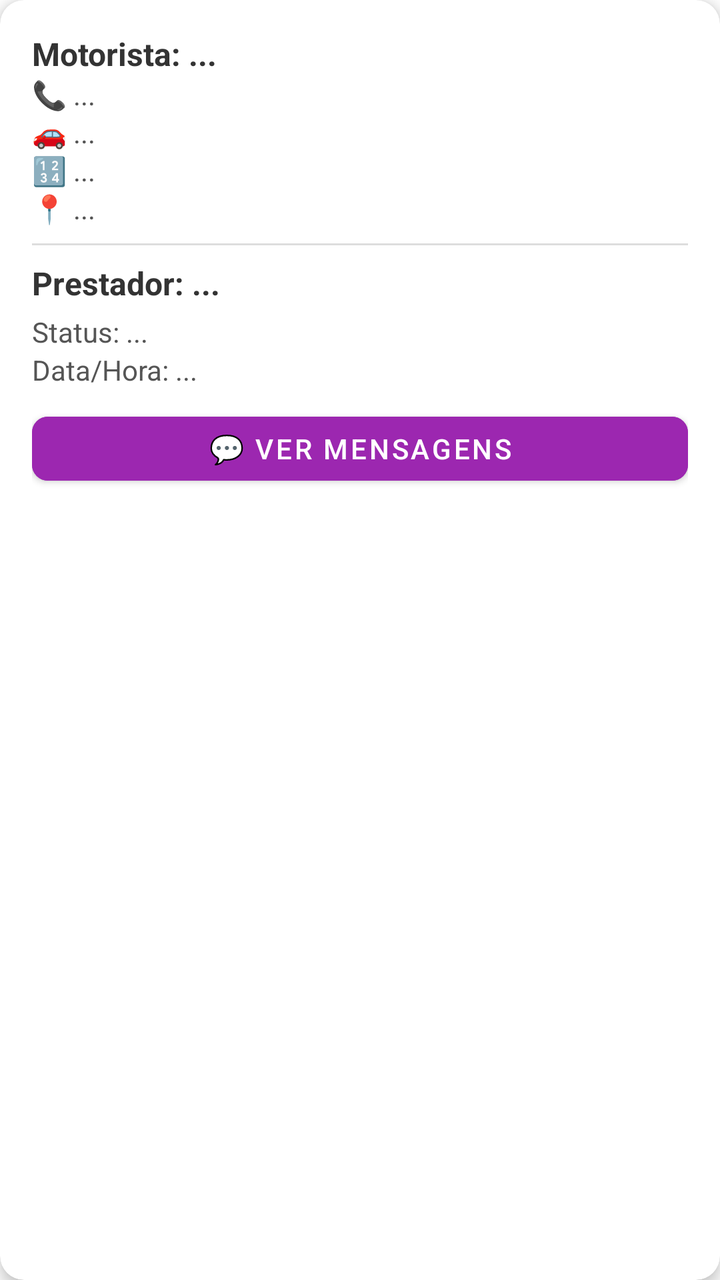
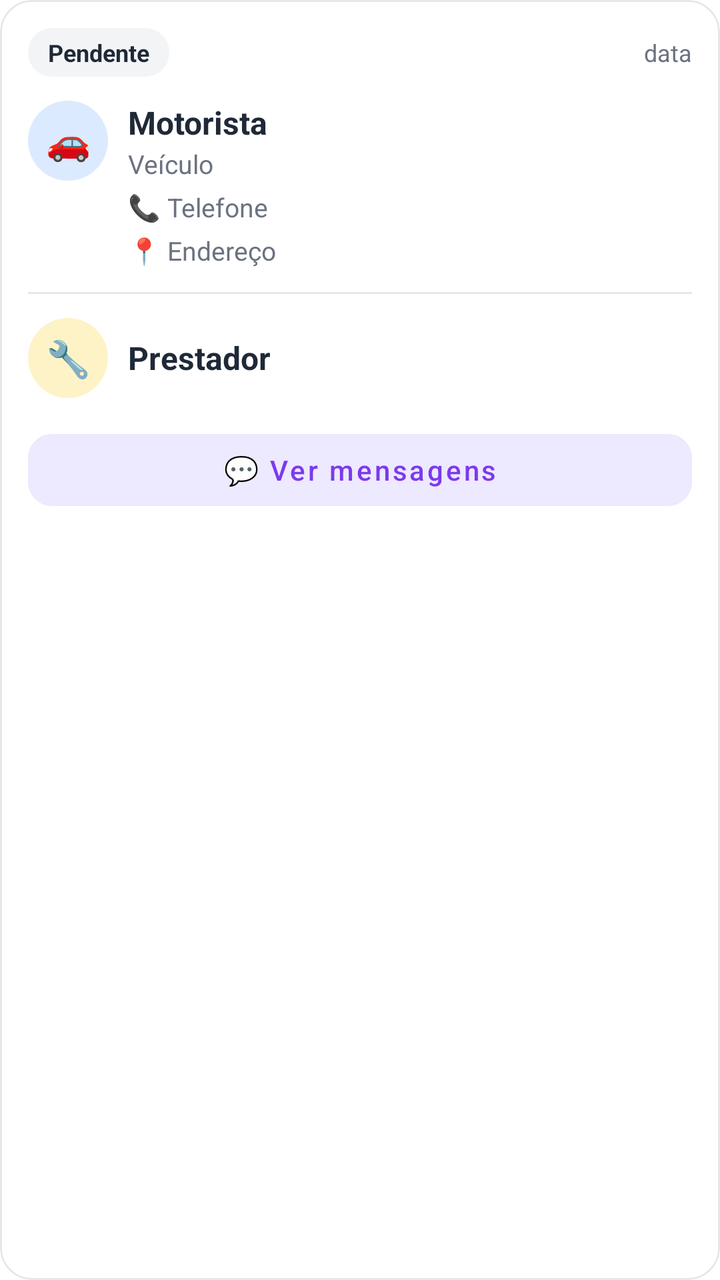

Before-and-after screenshots of an Android layout around one commit, followed by the original layout XML and the change that was made.
<!-- AndroidManifest.xml: application theme Theme.MaterialComponents.Light.NoActionBar -->
<!-- res/layout/item_admin_solicitacao.xml -->
<?xml version="1.0" encoding="utf-8"?>
<androidx.cardview.widget.CardView xmlns:android="http://schemas.android.com/apk/res/android"
    xmlns:app="http://schemas.android.com/apk/res-auto"
    android:layout_width="match_parent"
    android:layout_height="wrap_content"
    android:layout_margin="8dp"
    app:cardCornerRadius="12dp"
    app:cardElevation="4dp">

    <LinearLayout
        android:layout_width="match_parent"
        android:layout_height="wrap_content"
        android:orientation="vertical"
        android:padding="16dp">

        <TextView
            android:id="@+id/tvMotoristaNomeAdmin"
            android:layout_width="match_parent"
            android:layout_height="wrap_content"
            android:text="Motorista: ..."
            android:textSize="16sp"
            android:textStyle="bold"
            android:textColor="#333" />

        <TextView
            android:id="@+id/tvMotoristaTelefoneAdmin"
            android:layout_width="match_parent"
            android:layout_height="wrap_content"
            android:text="📞 ..."
            android:textSize="14sp"
            android:textColor="#555" />

        <TextView
            android:id="@+id/tvMotoristaVeiculoAdmin"
            android:layout_width="match_parent"
            android:layout_height="wrap_content"
            android:text="🚗 ..."
            android:textSize="14sp"
            android:textColor="#555" />

        <TextView
            android:id="@+id/tvMotoristaPlacaAdmin"
            android:layout_width="match_parent"
            android:layout_height="wrap_content"
            android:text="🔢 ..."
            android:textSize="14sp"
            android:textColor="#555" />

        <TextView
            android:id="@+id/tvMotoristaEnderecoAdmin"
            android:layout_width="match_parent"
            android:layout_height="wrap_content"
            android:text="📍 ..."
            android:textSize="14sp"
            android:textColor="#555"
            android:layout_marginBottom="8dp" />

        <View
            android:layout_width="match_parent"
            android:layout_height="1dp"
            android:background="#DDD"
            android:layout_marginBottom="8dp" />

        <TextView
            android:id="@+id/tvPrestadorNomeAdmin"
            android:layout_width="match_parent"
            android:layout_height="wrap_content"
            android:text="Prestador: ..."
            android:textSize="16sp"
            android:textStyle="bold"
            android:textColor="#333"
            android:layout_marginBottom="4dp" />

        <TextView
            android:id="@+id/tvStatusAdmin"
            android:layout_width="match_parent"
            android:layout_height="wrap_content"
            android:text="Status: ..."
            android:textSize="14sp"
            android:textColor="#555" />

        <TextView
            android:id="@+id/tvDataHoraAdmin"
            android:layout_width="match_parent"
            android:layout_height="wrap_content"
            android:text="Data/Hora: ..."
            android:textSize="14sp"
            android:textColor="#555" />

        <Button
            android:id="@+id/btnVerMensagensAdmin"
            android:layout_width="match_parent"
            android:layout_height="44dp"
            android:paddingHorizontal="16dp"
            android:gravity="center"
            android:text="💬 Ver mensagens"
            android:backgroundTint="#9C27B0"
            android:textColor="#FFFFFF"
            android:textSize="14sp"
            android:maxLines="1"
            android:ellipsize="end"
            android:layout_marginTop="8dp"
            app:cornerRadius="8dp" />

    </LinearLayout>
</androidx.cardview.widget.CardView>
<!-- resources referenced by this layout -->
<resources>

</resources>

<!-- the commit's change to res/layout/item_admin_solicitacao.xml (unified diff, before → after) -->
@@ -1,106 +1,126 @@
 <?xml version="1.0" encoding="utf-8"?>
-<androidx.cardview.widget.CardView xmlns:android="http://schemas.android.com/apk/res/android"
+<com.google.android.material.card.MaterialCardView xmlns:android="http://schemas.android.com/apk/res/android"
     xmlns:app="http://schemas.android.com/apk/res-auto"
-    android:layout_width="match_parent"
-    android:layout_height="wrap_content"
-    android:layout_margin="8dp"
-    app:cardCornerRadius="12dp"
-    app:cardElevation="4dp">
+    style="@style/AdminCard"
+    android:layout_marginTop="6dp"
+    android:layout_marginBottom="6dp">
 
     <LinearLayout
         android:layout_width="match_parent"
         android:layout_height="wrap_content"
         android:orientation="vertical"
-        android:padding="16dp">
+        android:padding="14dp">
 
-        <TextView
-            android:id="@+id/tvMotoristaNomeAdmin"
+        
+        <LinearLayout
             android:layout_width="match_parent"
             android:layout_height="wrap_content"
-            android:text="Motorista: ..."
-            android:textSize="16sp"
-            android:textStyle="bold"
-            android:textColor="#333" />
+            android:gravity="center_vertical"
+            android:orientation="horizontal">
 
-        <TextView
-            android:id="@+id/tvMotoristaTelefoneAdmin"
+            <TextView
+                android:id="@+id/tvStatusAdmin"
+                style="@style/AdminChip"
+                android:text="Pendente" />
+
+            <TextView
+                android:id="@+id/tvDataHoraAdmin"
+                android:layout_width="0dp"
+                android:layout_height="wrap_content"
+                android:layout_weight="1"
+                android:gravity="end"
+                android:text="data"
+                android:textColor="@color/admin_texto_secundario"
+                android:textSize="12sp" />
+        </LinearLayout>
+
+        
+        <LinearLayout
             android:layout_width="match_parent"
             android:layout_height="wrap_content"
-            android:text="📞 ..."
-            android:textSize="14sp"
-            android:textColor="#555" />
+            android:layout_marginTop="12dp"
+            android:orientation="horizontal">
 
-        <TextView
-            android:id="@+id/tvMotoristaVeiculoAdmin"
-            android:layout_width="match_parent"
-            android:layout_height="wrap_content"
-            android:text="🚗 ..."
-            android:textSize="14sp"
-            android:textColor="#555" />
+            <TextView
+                style="@style/AdminAvatar"
+                android:layout_width="40dp"
+                android:layout_height="40dp"
+                android:backgroundTint="@color/admin_azul_claro"
+                android:text="🚗"
+                android:textSize="18sp" />
 
-        <TextView
-            android:id="@+id/tvMotoristaPlacaAdmin"
-            android:layout_width="match_parent"
-            android:layout_height="wrap_content"
-            android:text="🔢 ..."
-            android:textSize="14sp"
-            android:textColor="#555" />
+            <LinearLayout
+                android:layout_width="0dp"
+                android:layout_height="wrap_content"
+                android:layout_marginStart="10dp"
+                android:layout_weight="1"
+                android:orientation="vertical">
 
-        <TextView
-            android:id="@+id/tvMotoristaEnderecoAdmin"
-            android:layout_width="match_parent"
-            android:layout_height="wrap_content"
-            android:text="📍 ..."
-            android:textSize="14sp"
-            android:textColor="#555"
-            android:layout_marginBottom="8dp" />
+                <TextView
+                    android:id="@+id/tvMotoristaNomeAdmin"
+                    style="@style/AdminTitulo"
+                    android:layout_width="match_parent"
+                    android:text="Motorista" />
+
+                <TextView
+                    android:id="@+id/tvMotoristaVeiculoAdmin"
+                    style="@style/AdminLinha"
+                    android:layout_marginTop="1dp"
+                    android:text="Veículo" />
+
+                <TextView
+                    android:id="@+id/tvMotoristaTelefoneAdmin"
+                    style="@style/AdminLinha"
+                    android:text="📞 Telefone" />
+
+                <TextView
+                    android:id="@+id/tvMotoristaEnderecoAdmin"
+                    style="@style/AdminLinha"
+                    android:text="📍 Endereço" />
+            </LinearLayout>
+        </LinearLayout>
 
         <View
             android:layout_width="match_parent"
             android:layout_height="1dp"
-            android:background="#DDD"
-            android:layout_marginBottom="8dp" />
+            android:layout_marginTop="12dp"
+            android:layout_marginBottom="12dp"
+            android:background="@color/admin_borda" />
 
-        <TextView
-            android:id="@+id/tvPrestadorNomeAdmin"
+        
+        <LinearLayout
             android:layout_width="match_parent"
             android:layout_height="wrap_content"
-            android:text="Prestador: ..."
-            android:textSize="16sp"
-            android:textStyle="bold"
-            android:textColor="#333"
-            android:layout_marginBottom="4dp" />
+            android:gravity="center_vertical"
+            android:orientation="horizontal">
 
-        <TextView
-            android:id="@+id/tvStatusAdmin"
+            <TextView
+                style="@style/AdminAvatar"
+                android:layout_width="40dp"
+                android:layout_height="40dp"
+                android:backgroundTint="@color/admin_laranja_claro"
+                android:text="🔧"
+                android:textSize="18sp" />
+
+            <TextView
+                android:id="@+id/tvPrestadorNomeAdmin"
+                style="@style/AdminTitulo"
+                android:layout_width="0dp"
+                android:layout_marginStart="10dp"
+                android:layout_weight="1"
+                android:text="Prestador" />
+        </LinearLayout>
+
+        <com.google.android.material.button.MaterialButton
+            android:id="@+id/btnVerMensagensAdmin"
+            style="@style/Widget.MaterialComponents.Button.UnelevatedButton"
             android:layout_width="match_parent"
             android:layout_height="wrap_content"
-            android:text="Status: ..."
-            android:textSize="14sp"
-            android:textColor="#555" />
-
-        <TextView
-            android:id="@+id/tvDataHoraAdmin"
-            android:layout_width="match_parent"
-            android:layout_height="wrap_content"
-            android:text="Data/Hora: ..."
-            android:textSize="14sp"
-            android:textColor="#555" />
-
-        <Button
-            android:id="@+id/btnVerMensagensAdmin"
-            android:layout_width="match_parent"
-            android:layout_height="44dp"
-            android:paddingHorizontal="16dp"
-            android:gravity="center"
+            android:layout_marginTop="12dp"
+            android:backgroundTint="@color/admin_roxo_claro"
             android:text="💬 Ver mensagens"
-            android:backgroundTint="#9C27B0"
-            android:textColor="#FFFFFF"
-            android:textSize="14sp"
-            android:maxLines="1"
-            android:ellipsize="end"
-            android:layout_marginTop="8dp"
-            app:cornerRadius="8dp" />
-
+            android:textAllCaps="false"
+            android:textColor="@color/admin_roxo"
+            app:cornerRadius="12dp" />
     </LinearLayout>
-</androidx.cardview.widget.CardView>
+</com.google.android.material.card.MaterialCardView>
<!-- resource entries referenced after the edit -->
@@ -1,5 +1,68 @@
 <!-- resources referenced by this layout -->
 <resources>
-
+  <color name="admin_azul_claro">#DBEAFE</color>
+  <color name="admin_borda">#E5E7EB</color>
+  <color name="admin_laranja_claro">#FEF3C7</color>
+  <color name="admin_roxo">#7C3AED</color>
+  <color name="admin_roxo_claro">#EDE9FE</color>
+  <color name="admin_texto_secundario">#6B7280</color>
+  <style name="AdminAvatar">
+          <item name="android:layout_width">48dp</item>
+          <item name="android:layout_height">48dp</item>
+          <item name="android:background">@drawable/bg_admin_avatar</item>
+          <item name="android:gravity">center</item>
+          <item name="android:textColor">@android:color/white</item>
+          <item name="android:textSize">17sp</item>
+          <item name="android:textStyle">bold</item>
+      </style>
+  <style name="AdminCard">
+          <item name="android:layout_width">match_parent</item>
+          <item name="android:layout_height">wrap_content</item>
+          <item name="cardBackgroundColor">@android:color/white</item>
+          <item name="cardCornerRadius">16dp</item>
+          <item name="cardElevation">0dp</item>
+          <item name="strokeColor">@color/admin_borda</item>
+          <item name="strokeWidth">1dp</item>
+      </style>
+  <style name="AdminChip">
+          <item name="android:layout_width">wrap_content</item>
+          <item name="android:layout_height">wrap_content</item>
+          <item name="android:background">@drawable/bg_admin_chip</item>
+          <item name="android:backgroundTint">@color/admin_chip</item>
+          <item name="android:paddingStart">10dp</item>
+          <item name="android:paddingEnd">10dp</item>
+          <item name="android:paddingTop">4dp</item>
+          <item name="android:paddingBottom">4dp</item>
+          <item name="android:textColor">@color/admin_texto</item>
+          <item name="android:textSize">12sp</item>
+          <item name="android:textStyle">bold</item>
+      </style>
+  <style name="AdminLinha">
+          <item name="android:layout_width">match_parent</item>
+          <item name="android:layout_height">wrap_content</item>
+          <item name="android:textColor">@color/admin_texto_secundario</item>
+          <item name="android:textSize">13sp</item>
+          <item name="android:layout_marginTop">4dp</item>
+      </style>
+  <style name="AdminTitulo">
+          <item name="android:layout_width">wrap_content</item>
+          <item name="android:layout_height">wrap_content</item>
+          <item name="android:textColor">@color/admin_texto</item>
+          <item name="android:textSize">16sp</item>
+          <item name="android:textStyle">bold</item>
+      </style>
+  <!-- drawable bg_admin_avatar (drawable) -->
+  <?xml version="1.0" encoding="utf-8"?>
+  <shape xmlns:android="http://schemas.android.com/apk/res/android" android:shape="oval">
+      <solid android:color="#FFFFFF" />
+  </shape>
+  <!-- drawable bg_admin_chip (drawable) -->
+  <?xml version="1.0" encoding="utf-8"?>
+  <shape xmlns:android="http://schemas.android.com/apk/res/android" android:shape="rectangle">
+      <solid android:color="#FFFFFF" />
+      <corners android:radius="12dp" />
+  </shape>
+  <color name="admin_chip">#F3F4F6</color>
+  <color name="admin_texto">#1F2937</color>
 </resources>
 
